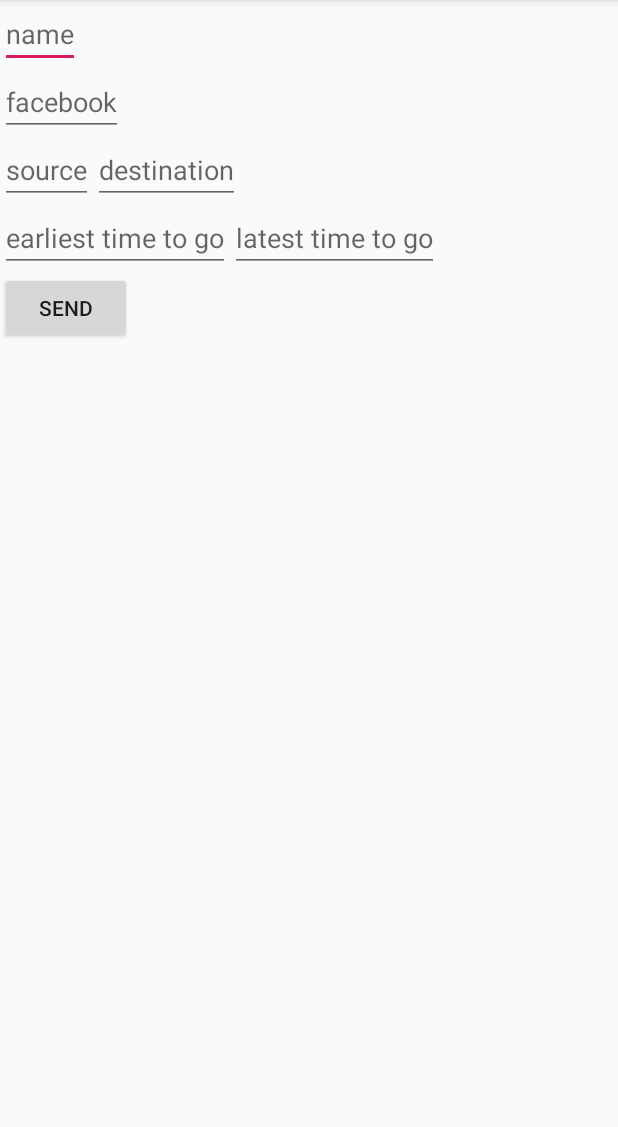
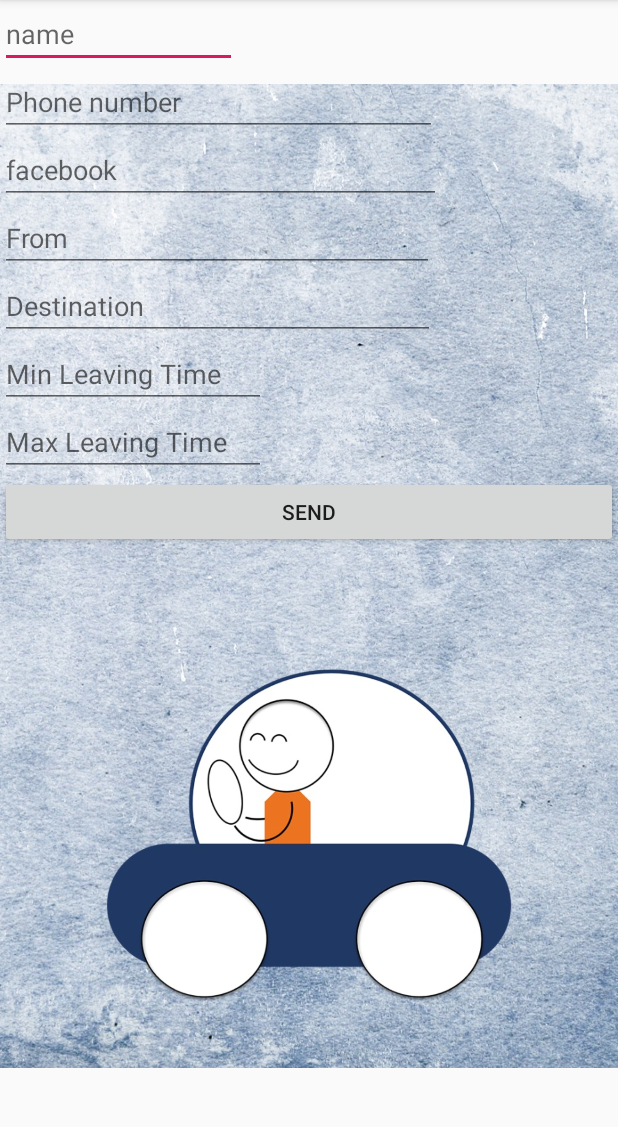
Before and after one commit to TGKar/Hraimhackaton, an Android app: the DriverScreen screen opened directly, with no data from a screen before it, on a phone screen of 412 x 824 dp, the part 84-1211 px from its top. Run offline under Robolectric (Android 15) with nearby library versions, the phone set to English and light mode, and no system bars.

Commit message:
Updated driver scrreen

```diff
--- a/app/src/main/java/com/example/hraimackaton/DriverScreen.java
+++ b/app/src/main/java/com/example/hraimackaton/DriverScreen.java
@@ -5,6 +5,7 @@ import android.support.v7.app.AppCompatActivity;
 import android.os.Bundle;
 import android.view.View;
 import android.widget.EditText;
+import android.widget.RelativeLayout;
 import android.widget.TextView;
 
 public class DriverScreen extends AppCompatActivity {
@@ -13,11 +14,23 @@ public class DriverScreen extends AppCompatActivity {
     protected void onCreate(Bundle savedInstanceState) {
         super.onCreate(savedInstanceState);
         setContentView(R.layout.activity_driver_screen);
+
 //        TextView textView = findViewById(R.id.textViewDriver);
 //        textView.setText("I DRIVE");
     }
 
     public void sendDriverInfo(View view) {
-        EditText nameField = findViewById()
+        EditText nameField = (EditText) findViewById(R.id.textViewDriverName);
+        String name = nameField.getText().toString();
+        EditText faceBookField = (EditText) findViewById(R.id.textViewFacebook);
+        String facebook = nameField.getText().toString();
+        EditText fromField = (EditText) findViewById(R.id.textViewFrom);
+        String from = fromField.getText().toString();
+//        EditText destinationField = (EditText) findViewById(R.id.textViewDestination);
+//        String destination = destinationField.getText().toString();
+//        EditText minLeaveField = (EditText) findViewById(R.id.textViewMinHour);
+//        minLeave
+//        TextView show = findViewById(R.id.textView);
+//        show.setText(name);
     }
 }
--- a/app/src/main/res/layout/activity_driver_screen.xml
+++ b/app/src/main/res/layout/activity_driver_screen.xml
@@ -1,15 +1,25 @@
 <?xml version="1.0" encoding="utf-8"?>
-<android.widget.LinearLayout xmlns:android="http://schemas.android.com/apk/res/android"
+
+
+    <RelativeLayout xmlns:android="http://schemas.android.com/apk/res/android"
         xmlns:app="http://schemas.android.com/apk/res-auto"
         xmlns:tools="http://schemas.android.com/tools"
+        android:orientation="vertical" android:layout_width="fill_parent"
+        android:layout_height="fill_parent">
+    <ImageView android:layout_height="wrap_content"
+        android:layout_width="wrap_content" android:id="@+id/imageView1"
+        android:src="@drawable/driver_background" android:layout_centerVertical="true"
+        android:layout_centerHorizontal="true"></ImageView>
+
+    <android.widget.LinearLayout
         android:layout_width="match_parent"
         android:layout_height="match_parent"
         android:orientation="vertical"
         tools:context=".DriverScreen">
 
         <EditText
-        android:id="@+id/textViewDriver"
-        android:layout_width="wrap_content"
+            android:id="@+id/textViewDriverName"
+            android:layout_width="158dp"
             android:layout_height="wrap_content"
             android:hint="name"
             app:layout_constraintBottom_toBottomOf="parent"
@@ -18,8 +28,16 @@
             app:layout_constraintTop_toTopOf="parent" />
 
         <EditText
+            android:id="@+id/textViewPhone"
+            android:layout_width="291dp"
+            android:layout_height="wrap_content"
+            android:ems="10"
+            android:hint="Phone number"
+            android:inputType="phone" />
+
+        <EditText
             android:id="@+id/textViewFacebook"
-        android:layout_width="wrap_content"
+            android:layout_width="294dp"
             android:layout_height="wrap_content"
             android:hint="facebook"
             app:layout_constraintTop_toTopOf="parent" />
@@ -32,19 +50,9 @@
 
             <EditText
                 android:id="@+id/textViewFrom"
-            android:layout_width="wrap_content"
+                android:layout_width="289dp"
                 android:layout_height="wrap_content"
-            android:hint="source"
-            app:layout_constraintBottom_toBottomOf="parent"
-            app:layout_constraintEnd_toEndOf="parent"
-            app:layout_constraintStart_toStartOf="parent"
-            app:layout_constraintTop_toTopOf="parent" />
-
-        <EditText
-            android:id="@+id/textViewDestination"
-            android:layout_width="wrap_content"
-            android:layout_height="wrap_content"
-            android:hint="destination"
+                android:hint="From"
                 app:layout_constraintBottom_toBottomOf="parent"
                 app:layout_constraintEnd_toEndOf="parent"
                 app:layout_constraintStart_toStartOf="parent"
@@ -54,32 +62,39 @@
         <LinearLayout
             android:layout_width="match_parent"
             android:layout_height="wrap_content"
-        android:orientation="horizontal">
-
+            android:orientation="horizontal"></LinearLayout>
 
         <EditText
-            android:id="@+id/textViewMinHour"
-            android:layout_width="wrap_content"
+            android:id="@+id/textViewMinLeaveTime"
+            android:layout_width="290dp"
             android:layout_height="wrap_content"
-            android:hint="earliest time to go"
-            app:layout_constraintBottom_toBottomOf="parent"
-            app:layout_constraintEnd_toEndOf="parent"
-            app:layout_constraintStart_toStartOf="parent"
-            app:layout_constraintTop_toTopOf="parent" />
+            android:ems="10"
+            android:hint="Destination"
+            android:inputType="textPersonName" />
 
         <EditText
-            android:id="@+id/textViewMaxHour"
-            android:layout_width="wrap_content"
+        android:id="@+id/textViewMaxLeaveTime"
+        android:layout_width="177dp"
         android:layout_height="wrap_content"
-            android:hint="latest time to go"
-            app:layout_constraintBottom_toBottomOf="parent"
-            app:layout_constraintEnd_toEndOf="parent"
-            app:layout_constraintStart_toStartOf="parent"
-            app:layout_constraintTop_toTopOf="parent" />
-    </LinearLayout>
+        android:ems="10"
+        android:hint="Min Leaving Time"
+        android:inputType="time" />
+
+        <EditText
+            android:id="@+id/maxLeaveTime"
+            android:layout_width="177dp"
+            android:layout_height="wrap_content"
+            android:ems="10"
+            android:hint="Max Leaving Time"
+            android:inputType="time" />
+
         <Button
-        android:layout_width="wrap_content"
+            android:id="@+id/sendDriverInfo"
+            android:layout_width="match_parent"
             android:layout_height="wrap_content"
-        android:text="send"
-        />
+            android:onClick="sendDriverInfo"
+            android:text="Send" />
+
     </android.widget.LinearLayout>
+
+</RelativeLayout>
```
Also changed, not shown: app/src/main/res/drawable/driver_background.jpeg (added), app/src/main/res/drawable/rider_background.jpeg (added). Lines whose indentation alone changed are shown as unchanged.
